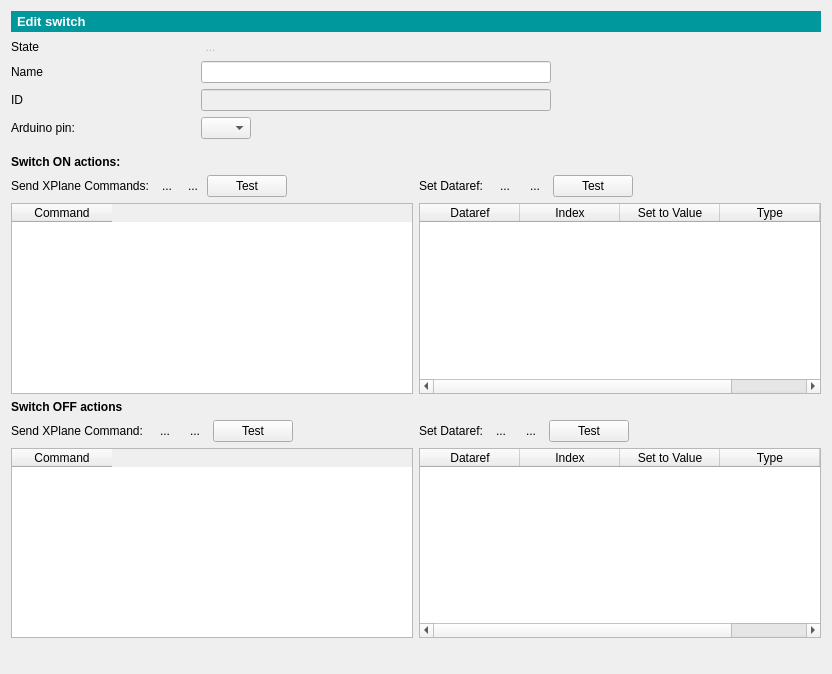
Before: the Qt Designer form gui/switchEditForm.ui in leleopard/pyXPArduino, drawn with Qt 5.
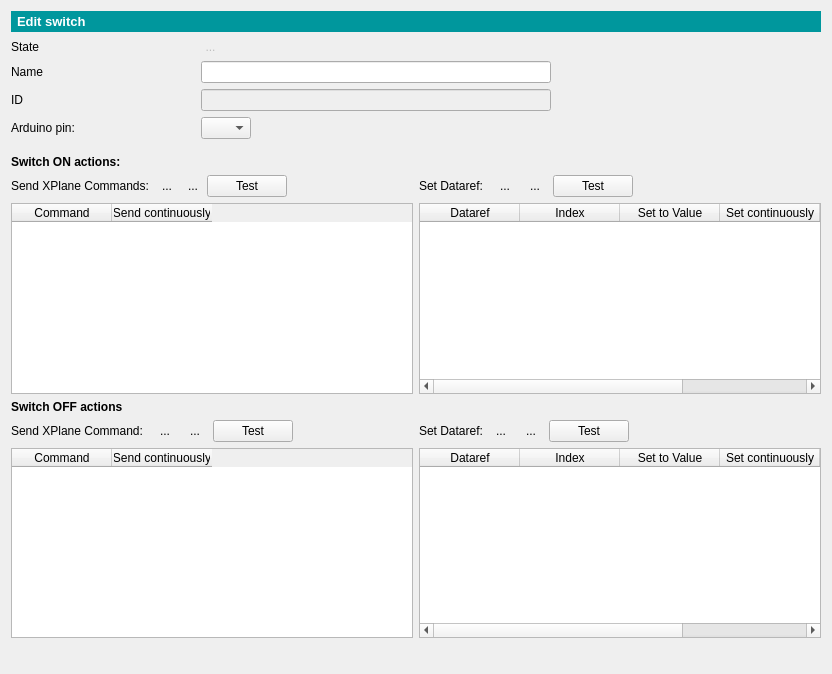
After: the same form once the commit is applied. Icons and pictures are not drawn.

Commit message: added  UDP settings dialog, ability to send commands continuously for switches

What changed in the file:
```diff
--- a/gui/switchEditForm.ui
+++ b/gui/switchEditForm.ui
@@ -162,6 +162,11 @@
          <string>Command</string>
         </property>
        </column>
+       <column>
+        <property name="text">
+         <string>Send continuously</string>
+        </property>
+       </column>
       </widget>
      </item>
      <item row="4" column="4">
@@ -181,6 +186,11 @@
          <string>Set to Value</string>
         </property>
        </column>
+       <column>
+        <property name="text">
+         <string>Set continuously</string>
+        </property>
+       </column>
        <column>
         <property name="text">
          <string>Type</string>
@@ -332,6 +342,11 @@
          <string>Command</string>
         </property>
        </column>
+       <column>
+        <property name="text">
+         <string>Send continuously</string>
+        </property>
+       </column>
       </widget>
      </item>
      <item row="6" column="1">
@@ -351,6 +366,11 @@
          <string>Set to Value</string>
         </property>
        </column>
+       <column>
+        <property name="text">
+         <string>Set continuously</string>
+        </property>
+       </column>
        <column>
         <property name="text">
          <string>Type</string>
```
The commit also changes 54 other files.
